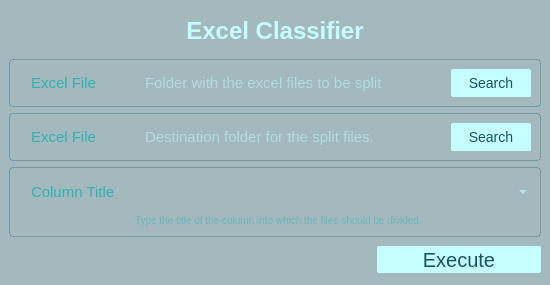
Old version of the form UI/excel_classifier.ui in the repository WendelBarata/Excel-Classifier.
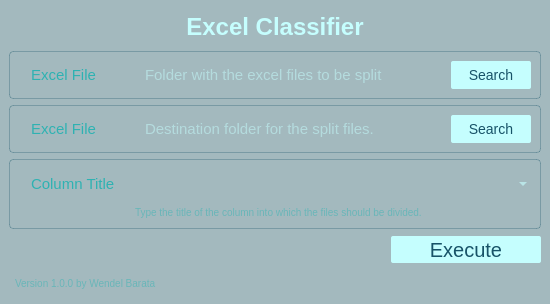
New version of the form.

```diff
--- a/UI/excel_classifier.ui
+++ b/UI/excel_classifier.ui
@@ -7,13 +7,13 @@
     <x>0</x>
     <y>0</y>
     <width>550</width>
-    <height>285</height>
+    <height>304</height>
    </rect>
   </property>
   <property name="maximumSize">
    <size>
     <width>16777215</width>
-    <height>285</height>
+    <height>304</height>
    </size>
   </property>
   <property name="windowTitle">
@@ -26,37 +26,227 @@
   </property>
   <widget class="QWidget" name="centralwidget">
    <layout class="QGridLayout" name="gridLayout_7">
-    <item row="4" column="0">
-     <widget class="QLabel" name="lbStatusBar">
+    <item row="1" column="0" colspan="3">
+     <widget class="QFrame" name="fExcelInputFolder">
+      <property name="maximumSize">
+       <size>
+        <width>16777215</width>
+        <height>50</height>
+       </size>
+      </property>
+      <property name="styleSheet">
+       <string notr="true">QFrame#fExcelInputFolder {
+	background: transparent;
+	border: 1px solid rgba(23, 83, 104, 0.3);
+	border-radius: 4px
+}</string>
+      </property>
+      <property name="frameShape">
+       <enum>QFrame::StyledPanel</enum>
+      </property>
+      <property name="frameShadow">
+       <enum>QFrame::Raised</enum>
+      </property>
+      <layout class="QGridLayout" name="gridLayout">
+       <item row="0" column="1">
+        <widget class="QLineEdit" name="leExcelInputFolder">
+         <property name="minimumSize">
+          <size>
+           <width>0</width>
+           <height>0</height>
+          </size>
+         </property>
+         <property name="maximumSize">
+          <size>
+           <width>16777215</width>
+           <height>16777215</height>
+          </size>
+         </property>
+         <property name="styleSheet">
+          <string notr="true">	padding: 4px 8px;
+	background: transparent;
+	border: None;
+	color: rgb(197, 254, 254);;
+	font-size: 15px;</string>
+         </property>
+         <property name="placeholderText">
+          <string>Folder with the excel files to be split</string>
+         </property>
+        </widget>
+       </item>
+       <item row="0" column="3">
+        <widget class="QPushButton" name="btnExcelInputFolder">
+         <property name="minimumSize">
+          <size>
+           <width>80</width>
+           <height>0</height>
+          </size>
+         </property>
+         <property name="maximumSize">
+          <size>
+           <width>80</width>
+           <height>100</height>
+          </size>
+         </property>
+         <property name="styleSheet">
+          <string notr="true">QPushButton#btnExcelInputFolder {
+  background: rgb(197, 254, 254);;
+  border-radius: 2px;
+
+  font-style: normal;
+  font-weight: 400;
+  font-size: 14px;
+  color: rgb(23, 83, 104);
+}
+
+QPushButton#btnExcelInputFolder:pressed {
+  background: transparent;
+  border: 1px solid rgb(23, 83, 104);
+  border-radius: 4px;
+  color: rgb(177, 235, 255);
+}</string>
+         </property>
+         <property name="text">
+          <string>Search</string>
+         </property>
+        </widget>
+       </item>
+       <item row="0" column="0">
+        <widget class="QLabel" name="label">
+         <property name="minimumSize">
+          <size>
+           <width>110</width>
+           <height>0</height>
+          </size>
+         </property>
+         <property name="maximumSize">
+          <size>
+           <width>165</width>
+           <height>16777215</height>
+          </size>
+         </property>
+         <property name="styleSheet">
+          <string notr="true">	padding: 4px 8px;
+	background: transparent;
+	border: None;
+	color: rgb(46, 178, 178);
+	font-size: 15px;</string>
+         </property>
+         <property name="text">
+          <string>Excel File</string>
+         </property>
+        </widget>
+       </item>
+      </layout>
+     </widget>
+    </item>
+    <item row="3" column="0" colspan="3">
+     <widget class="QFrame" name="fColumnTitle">
       <property name="minimumSize">
        <size>
         <width>0</width>
-        <height>33</height>
+        <height>70</height>
        </size>
       </property>
       <property name="maximumSize">
        <size>
         <width>16777215</width>
-        <height>33</height>
+        <height>70</height>
        </size>
       </property>
       <property name="styleSheet">
-       <string notr="true">	padding: 4px 8px;
+       <string notr="true">QFrame#fColumnTitle {
+	background: transparent;
+	border: 1px solid rgba(23, 83, 104, 0.3);
+	border-radius: 4px
+}</string>
+      </property>
+      <property name="frameShape">
+       <enum>QFrame::StyledPanel</enum>
+      </property>
+      <property name="frameShadow">
+       <enum>QFrame::Raised</enum>
+      </property>
+      <layout class="QGridLayout" name="gridLayout_3">
+       <item row="0" column="1">
+        <widget class="QLineEdit" name="leColumnTitle">
+         <property name="styleSheet">
+          <string notr="true">	padding: 4px 8px;
+	background: transparent;
+	border: None;
+	color: rgb(197, 254, 254);
+	font-size: 15px;</string>
+         </property>
+        </widget>
+       </item>
+       <item row="1" column="1">
+        <widget class="QLabel" name="label_11">
+         <property name="styleSheet">
+          <string notr="true">	background: transparent;
+	border: None;
+	color: rgba(46, 178, 178, 0.5);
+	font-size: 10px;</string>
+         </property>
+         <property name="text">
+          <string>Type the title of the column into which the files should be divided.</string>
+         </property>
+        </widget>
+       </item>
+       <item row="0" column="0">
+        <widget class="QLabel" name="label_4">
+         <property name="minimumSize">
+          <size>
+           <width>110</width>
+           <height>0</height>
+          </size>
+         </property>
+         <property name="maximumSize">
+          <size>
+           <width>165</width>
+           <height>16777215</height>
+          </size>
+         </property>
+         <property name="styleSheet">
+          <string notr="true">	padding: 4px 8px;
 	background: transparent;
 	border: None;
 	color: rgb(46, 178, 178);
-	font-size: 17px;</string>
-      </property>
-      <property name="text">
-       <string/>
-      </property>
-      <property name="alignment">
-       <set>Qt::AlignCenter</set>
-      </property>
+	font-size: 15px;</string>
+         </property>
+         <property name="text">
+          <string>Column Title</string>
+         </property>
+        </widget>
+       </item>
+       <item row="0" column="2">
+        <widget class="QComboBox" name="cbColumnTitle">
+         <property name="minimumSize">
+          <size>
+           <width>100</width>
+           <height>30</height>
+          </size>
+         </property>
+         <property name="styleSheet">
+          <string notr="true">QComboBox#cbColumnTitle {
+	background: transparent;
+ 	font-size: 18px;
+	color: rgb(197, 254, 254);
+	border: None;
+}</string>
+         </property>
+        </widget>
+       </item>
+      </layout>
      </widget>
     </item>
-    <item row="4" column="1">
+    <item row="4" column="2">
      <widget class="QPushButton" name="btnSplitExcel">
+      <property name="minimumSize">
+       <size>
+        <width>150</width>
+        <height>0</height>
+       </size>
+      </property>
       <property name="maximumSize">
        <size>
         <width>164</width>
@@ -86,33 +276,7 @@
       </property>
      </widget>
     </item>
-    <item row="0" column="0" colspan="2">
-     <widget class="QLabel" name="lbTitle">
-      <property name="styleSheet">
-       <string notr="true">QLabel#lbTitle {
-	padding: 4px 8px;
-	background: transparent;
-	border: None;
-	color: rgb(197, 254, 254);;
-	font-size: 24px;
-	font-weight: 700
-}</string>
-      </property>
-      <property name="frameShape">
-       <enum>QFrame::NoFrame</enum>
-      </property>
-      <property name="frameShadow">
-       <enum>QFrame::Plain</enum>
-      </property>
-      <property name="text">
-       <string>Excel Classifier</string>
-      </property>
-      <property name="alignment">
-       <set>Qt::AlignCenter</set>
-      </property>
-     </widget>
-    </item>
-    <item row="2" column="0" colspan="2">
+    <item row="2" column="0" colspan="3">
      <widget class="QFrame" name="fExcelFolderDest">
       <property name="maximumSize">
        <size>
@@ -214,217 +378,54 @@
       </layout>
      </widget>
     </item>
-    <item row="3" column="0" colspan="2">
-     <widget class="QFrame" name="fColumnTitle">
-      <property name="minimumSize">
-       <size>
-        <width>0</width>
-        <height>70</height>
-       </size>
+    <item row="4" column="1">
+     <widget class="QLineEdit" name="leStatusBar">
+      <property name="styleSheet">
+       <string notr="true">	padding: 4px 8px;
+	background: transparent;
+	border: None;
+	color: rgb(46, 178, 178);
+	font-size: 17px;</string>
       </property>
-      <property name="maximumSize">
-       <size>
-        <width>16777215</width>
-        <height>70</height>
-       </size>
-      </property>
+     </widget>
+    </item>
+    <item row="0" column="0" colspan="3">
+     <widget class="QLabel" name="lbTitle">
       <property name="styleSheet">
-       <string notr="true">QFrame#fColumnTitle {
+       <string notr="true">QLabel#lbTitle {
+	padding: 4px 8px;
 	background: transparent;
-	border: 1px solid rgba(23, 83, 104, 0.3);
-	border-radius: 4px
+	border: None;
+	color: rgb(197, 254, 254);;
+	font-size: 24px;
+	font-weight: 700
 }</string>
       </property>
       <property name="frameShape">
-       <enum>QFrame::StyledPanel</enum>
+       <enum>QFrame::NoFrame</enum>
       </property>
       <property name="frameShadow">
-       <enum>QFrame::Raised</enum>
+       <enum>QFrame::Plain</enum>
       </property>
-      <layout class="QGridLayout" name="gridLayout_3">
-       <item row="0" column="1">
-        <widget class="QLineEdit" name="leColumnTitle">
-         <property name="styleSheet">
-          <string notr="true">	padding: 4px 8px;
-	background: transparent;
-	border: None;
-	color: rgb(197, 254, 254);
-	font-size: 15px;</string>
-         </property>
-        </widget>
-       </item>
-       <item row="1" column="1">
-        <widget class="QLabel" name="label_11">
-         <property name="styleSheet">
-          <string notr="true">	background: transparent;
+      <property name="text">
+       <string>Excel Classifier</string>
+      </property>
+      <property name="alignment">
+       <set>Qt::AlignCenter</set>
+      </property>
+     </widget>
+    </item>
+    <item row="5" column="1">
+     <widget class="QLabel" name="label_3">
+      <property name="styleSheet">
+       <string notr="true">	background: transparent;
 	border: None;
 	color: rgba(46, 178, 178, 0.5);
 	font-size: 10px;</string>
-         </property>
-         <property name="text">
-          <string>Type the title of the column into which the files should be divided.</string>
-         </property>
-        </widget>
-       </item>
-       <item row="0" column="0">
-        <widget class="QLabel" name="label_4">
-         <property name="minimumSize">
-          <size>
-           <width>110</width>
-           <height>0</height>
-          </size>
-         </property>
-         <property name="maximumSize">
-          <size>
-           <width>165</width>
-           <height>16777215</height>
-          </size>
-         </property>
-         <property name="styleSheet">
-          <string notr="true">	padding: 4px 8px;
-	background: transparent;
-	border: None;
-	color: rgb(46, 178, 178);
-	font-size: 15px;</string>
-         </property>
-         <property name="text">
-          <string>Column Title</string>
-         </property>
-        </widget>
-       </item>
-       <item row="0" column="2">
-        <widget class="QComboBox" name="cbColumnTitle">
-         <property name="minimumSize">
-          <size>
-           <width>100</width>
-           <height>30</height>
-          </size>
-         </property>
-         <property name="styleSheet">
-          <string notr="true">QComboBox#cbColumnTitle {
-	background: transparent;
- 	font-size: 18px;
-	color: rgb(197, 254, 254);
-	border: None;
-}</string>
-         </property>
-        </widget>
-       </item>
-      </layout>
-     </widget>
-    </item>
-    <item row="1" column="0" colspan="2">
-     <widget class="QFrame" name="fExcelInputFolder">
-      <property name="maximumSize">
-       <size>
-        <width>16777215</width>
-        <height>50</height>
-       </size>
       </property>
-      <property name="styleSheet">
-       <string notr="true">QFrame#fExcelInputFolder {
-	background: transparent;
-	border: 1px solid rgba(23, 83, 104, 0.3);
-	border-radius: 4px
-}</string>
+      <property name="text">
+       <string>Version 1.0.0 by Wendel Barata</string>
       </property>
-      <property name="frameShape">
-       <enum>QFrame::StyledPanel</enum>
-      </property>
-      <property name="frameShadow">
-       <enum>QFrame::Raised</enum>
-      </property>
-      <layout class="QGridLayout" name="gridLayout">
-       <item row="0" column="1">
-        <widget class="QLineEdit" name="leExcelInputFolder">
-         <property name="minimumSize">
-          <size>
-           <width>0</width>
-           <height>0</height>
-          </size>
-         </property>
-         <property name="maximumSize">
-          <size>
-           <width>16777215</width>
-           <height>16777215</height>
-          </size>
-         </property>
-         <property name="styleSheet">
-          <string notr="true">	padding: 4px 8px;
-	background: transparent;
-	border: None;
-	color: rgb(197, 254, 254);;
-	font-size: 15px;</string>
-         </property>
-         <property name="placeholderText">
-          <string>Folder with the excel files to be split</string>
-         </property>
-        </widget>
-       </item>
-       <item row="0" column="3">
-        <widget class="QPushButton" name="btnExcelInputFolder">
-         <property name="minimumSize">
-          <size>
-           <width>80</width>
-           <height>0</height>
-          </size>
-         </property>
-         <property name="maximumSize">
-          <size>
-           <width>80</width>
-           <height>100</height>
-          </size>
-         </property>
-         <property name="styleSheet">
-          <string notr="true">QPushButton#btnExcelInputFolder {
-  background: rgb(197, 254, 254);;
-  border-radius: 2px;
-
-  font-style: normal;
-  font-weight: 400;
-  font-size: 14px;
-  color: rgb(23, 83, 104);
-}
-
-QPushButton#btnExcelInputFolder:pressed {
-  background: transparent;
-  border: 1px solid rgb(23, 83, 104);
-  border-radius: 4px;
-  color: rgb(177, 235, 255);
-}</string>
-         </property>
-         <property name="text">
-          <string>Search</string>
-         </property>
-        </widget>
-       </item>
-       <item row="0" column="0">
-        <widget class="QLabel" name="label">
-         <property name="minimumSize">
-          <size>
-           <width>110</width>
-           <height>0</height>
-          </size>
-         </property>
-         <property name="maximumSize">
-          <size>
-           <width>165</width>
-           <height>16777215</height>
-          </size>
-         </property>
-         <property name="styleSheet">
-          <string notr="true">	padding: 4px 8px;
-	background: transparent;
-	border: None;
-	color: rgb(46, 178, 178);
-	font-size: 15px;</string>
-         </property>
-         <property name="text">
-          <string>Excel File</string>
-         </property>
-        </widget>
-       </item>
-      </layout>
      </widget>
     </item>
    </layout>
```
